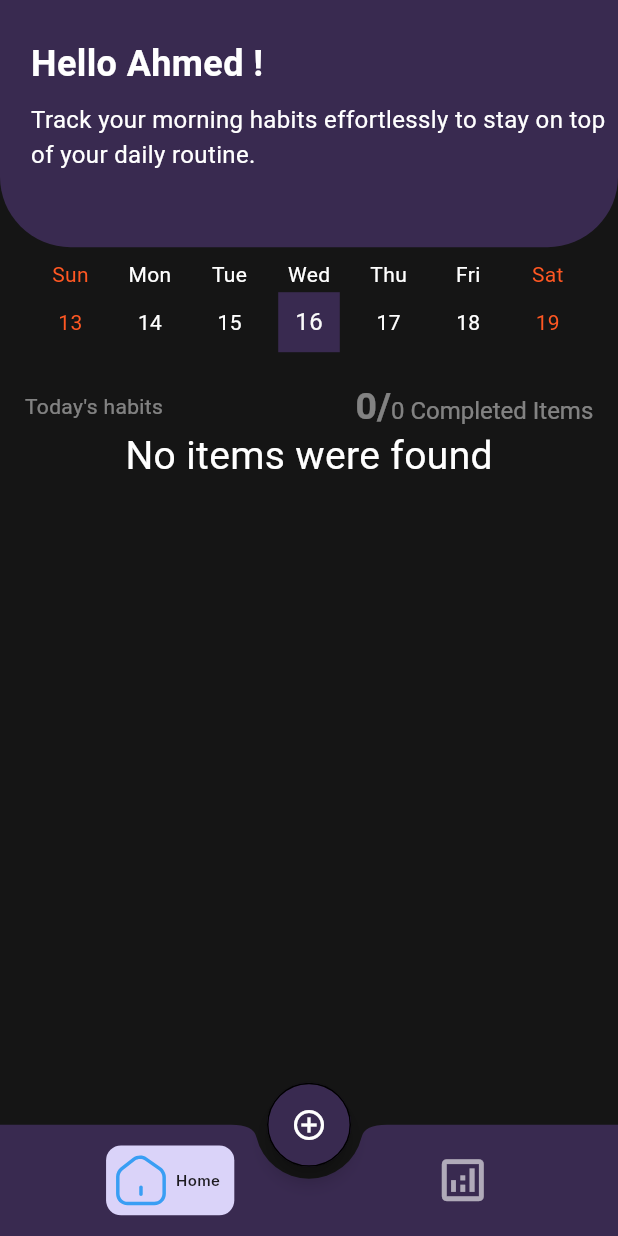
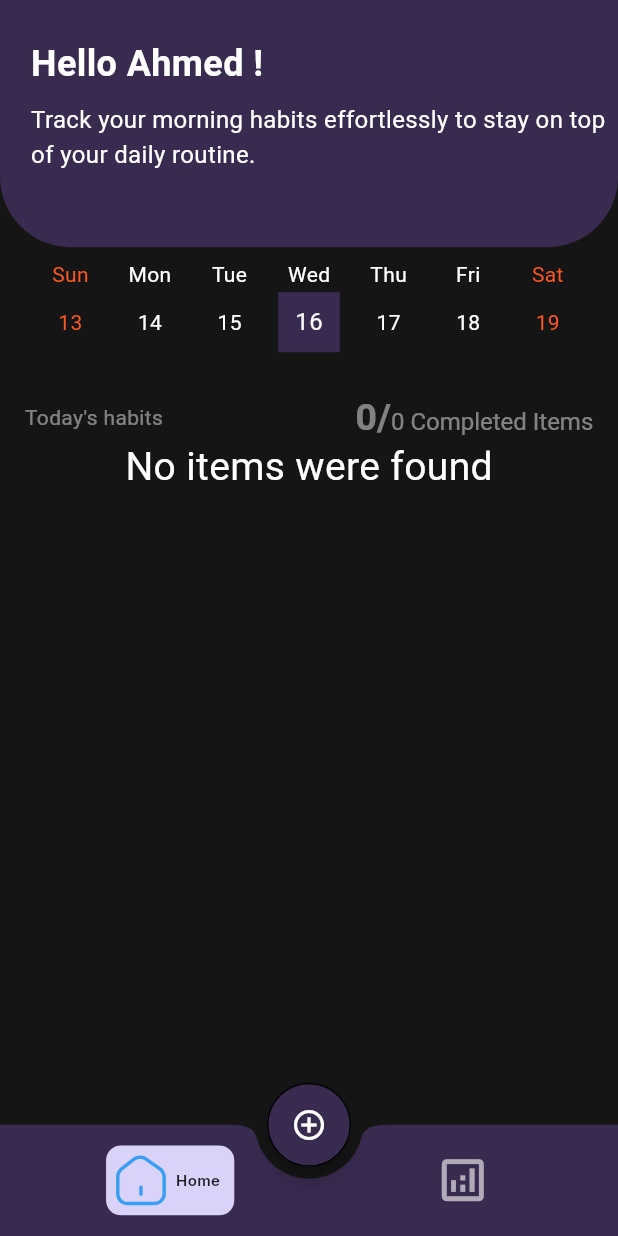
Before and after one commit to AhmadElesily/habit_tracker, a Flutter app: the screen it shows after launch, on a phone screen of 412 x 824 dp. Run offline on Flutter 3.47's test engine with Material 3 defaults, Android fonts, the light colour scheme and no system bars; drawn by our look-alikes of table_calendar; our stand-ins replace flutter_bloc, flutter_slidable, flutter_svg, fluttertoast, google_fonts, smooth_page_indicator.

Commit message:
-remove notification bar

```diff
--- a/lib/features/analysis/items_completed/monthly_view.dart
+++ b/lib/features/analysis/items_completed/monthly_view.dart
@@ -2,8 +2,8 @@ import 'package:flutter/material.dart';
 import 'package:flutter_bloc/flutter_bloc.dart';
 
 import '../../core/themes/colors.dart';
-import '../../cuibt/items_cubit_cubit.dart';
-import '../../cuibt/items_cubit_state.dart';
+import '../../cubit/items_cubit_state.dart';
+import '../../cubit/items_cubit_cubit.dart';
 
 class MonthlyView extends StatefulWidget {
   const MonthlyView({super.key});
--- a/lib/features/analysis/items_completed/weeklyView.dart
+++ b/lib/features/analysis/items_completed/weeklyView.dart
@@ -1,9 +1,9 @@
 import 'package:flutter/material.dart';
 import 'package:flutter_bloc/flutter_bloc.dart';
 import 'package:habit_tracker/features/core/themes/colors.dart';
-import 'package:habit_tracker/features/cuibt/items_cubit_cubit.dart';
+import 'package:habit_tracker/features/cubit/items_cubit_cubit.dart';
 
-import '../../cuibt/items_cubit_state.dart';
+import '../../cubit/items_cubit_state.dart';
 
 class WeeklyView extends StatefulWidget {
   const WeeklyView({super.key});
--- a/lib/features/calender/calender_Tab.dart
+++ b/lib/features/calender/calender_Tab.dart
@@ -1,30 +1,25 @@
 import 'package:flutter/material.dart';
-import 'package:flutter_bloc/flutter_bloc.dart';
-import 'package:habit_tracker/features/cuibt/items_cubit_cubit.dart';
 import 'package:table_calendar/table_calendar.dart';
 import '../core/themes/colors.dart';
 
-class CalenderTab extends StatefulWidget {
+class CalenderTab extends StatelessWidget { // Changed to StatelessWidget
   const CalenderTab({super.key});
 
   @override
-  State<CalenderTab> createState() => _CalenderTabState();
-}
+  Widget build(BuildContext context) {
+    DateTime focusedDate = DateTime.now();
 
-class _CalenderTabState extends State<CalenderTab> {
-  DateTime _focusedDate = DateTime.now();
-
-
-  @override
-  Widget build(BuildContext context) {
     return Container(
       decoration: BoxDecoration(
         borderRadius: BorderRadius.circular(20),
         color: Colors.transparent,
       ),
-      height: MediaQuery.sizeOf(context).height * 0.1112,
+      height: MediaQuery.of(context).size.height * 0.12, // Optional, remove if using Expanded
       child: Padding(
         padding: const EdgeInsets.all(8.0),
+        child: Column( // Wrap in Column to use Expanded
+          children: [
+            Expanded( // Use Expanded to avoid overflow
               child: TableCalendar(
                 headerVisible: false,
                 calendarStyle: const CalendarStyle(
@@ -45,20 +40,19 @@ class _CalenderTabState extends State<CalenderTab> {
                 ),
                 firstDay: DateTime.now().subtract(const Duration(days: 365)),
                 lastDay: DateTime.now().add(const Duration(days: 365)),
-          focusedDay: _focusedDate,
-          currentDay: _focusedDate,
+                focusedDay: focusedDate,
+                currentDay: focusedDate,
                 calendarFormat: CalendarFormat.week,
                 availableCalendarFormats: const {
                   CalendarFormat.week: 'Week',
                 },
                 onDaySelected: (selectedDate, focusedDate) {
-            context.read<ItemsCubit>().loadHabitsForToday(selectedDate);
-            setState(() {
-              _focusedDate = focusedDate;
-            });
+                  // Update focused date if necessary
                 },
               ),
-
+            ),
+          ],
+        ),
       ),
     );
   }
--- a/lib/features/home/home_layout/home_layout.dart
+++ b/lib/features/home/home_layout/home_layout.dart
@@ -1,12 +1,8 @@
 import 'package:flutter/material.dart';
 import 'package:flutter_bloc/flutter_bloc.dart';
-import 'package:flutter_slidable/flutter_slidable.dart';
-import 'package:google_fonts/google_fonts.dart';
 import 'package:habit_tracker/features/calender/calender_Tab.dart';
-import 'package:habit_tracker/features/cuibt/items_cubit_cubit.dart';
+import 'package:habit_tracker/features/cubit/items_cubit_cubit.dart';
 import 'package:habit_tracker/features/items_task/build_habit.dart';
-import 'package:habit_tracker/features/items_task/edit_habit/edit_habit.dart';
-
 import '../../core/themes/colors.dart';
 
 class HomeLayout extends StatefulWidget {
--- a/lib/features/items_task/add_task/add_habit.dart
+++ b/lib/features/items_task/add_task/add_habit.dart
@@ -2,7 +2,7 @@ import 'package:flutter/material.dart';
 import 'package:flutter_bloc/flutter_bloc.dart';
 import 'package:fluttertoast/fluttertoast.dart';
 import 'package:habit_tracker/features/core/themes/colors.dart';
-import 'package:habit_tracker/features/cuibt/items_cubit_cubit.dart';
+import 'package:habit_tracker/features/cubit/items_cubit_cubit.dart';
 import 'package:habit_tracker/model/items_model.dart';
 
 class AddHabitItem extends StatefulWidget {
--- a/lib/features/items_task/build_habit.dart
+++ b/lib/features/items_task/build_habit.dart
@@ -4,8 +4,8 @@ import 'package:flutter_slidable/flutter_slidable.dart';
 import 'package:google_fonts/google_fonts.dart';
 
 import '../core/themes/colors.dart';
-import '../cuibt/items_cubit_cubit.dart';
-import '../cuibt/items_cubit_state.dart';
+import '../cubit/items_cubit_cubit.dart';
+import '../cubit/items_cubit_state.dart';
 import 'edit_habit/edit_habit.dart';
 
 class BuildHabitCard extends StatefulWidget {
--- a/lib/main.dart
+++ b/lib/main.dart
@@ -1,13 +1,17 @@
 import 'package:flutter/material.dart';
 import 'package:flutter_bloc/flutter_bloc.dart';
-
+import 'package:flutter/services.dart';
 import 'package:habit_tracker/features/onboarding/onboarding_screen/onboarding.dart';
 import 'package:habit_tracker/home_page.dart';
 import 'package:habit_tracker/splash_screen/splash_screen.dart';
 
-import 'features/cuibt/items_cubit_cubit.dart';
+import 'features/cubit/items_cubit_cubit.dart';
 
 void main() {
+  // Ensure widgets are bound before hiding the notification bar.
+  WidgetsFlutterBinding.ensureInitialized();
+  // Hides both the status bar and bottom navigation bar (immersive mode).
+  SystemChrome.setEnabledSystemUIMode(SystemUiMode.immersiveSticky);
   runApp(
     BlocProvider(
       create: (context) => ItemsCubit(),
```
Also changed, not shown: lib/features/cubit/items_cubit_cubit.dart (renamed from lib/features/cuibt/items_cubit_cubit.dart), lib/features/cubit/items_cubit_state.dart (renamed from lib/features/cuibt/items_cubit_state.dart), pubspec.lock. Lines whose indentation alone changed are shown as unchanged.
